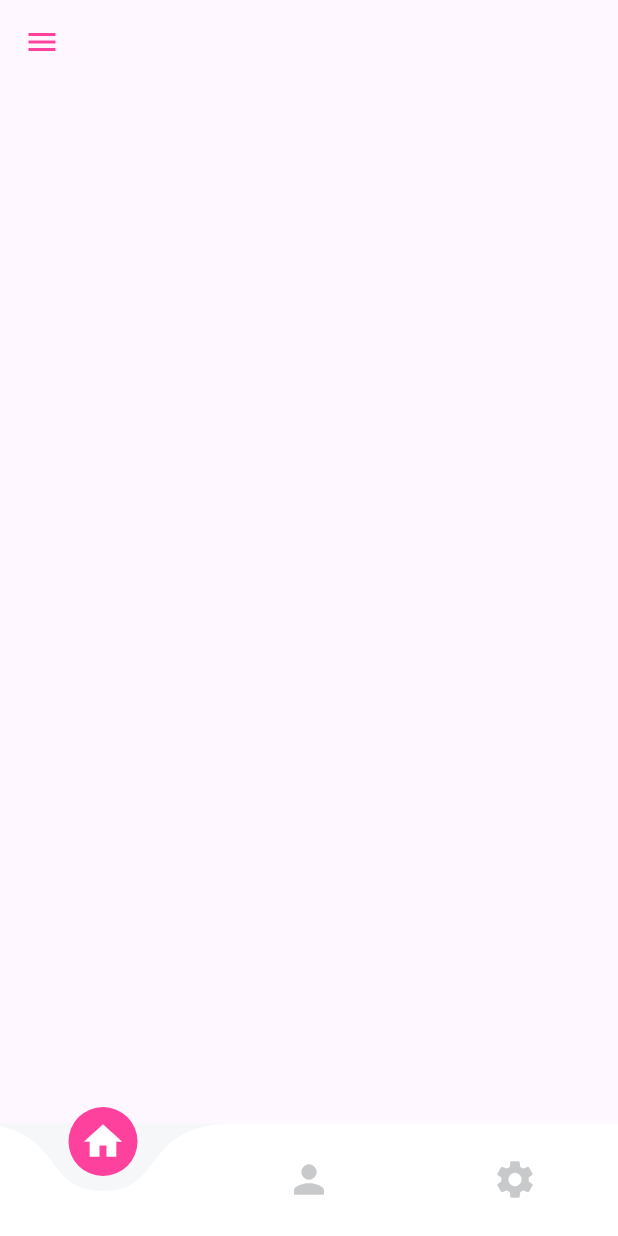
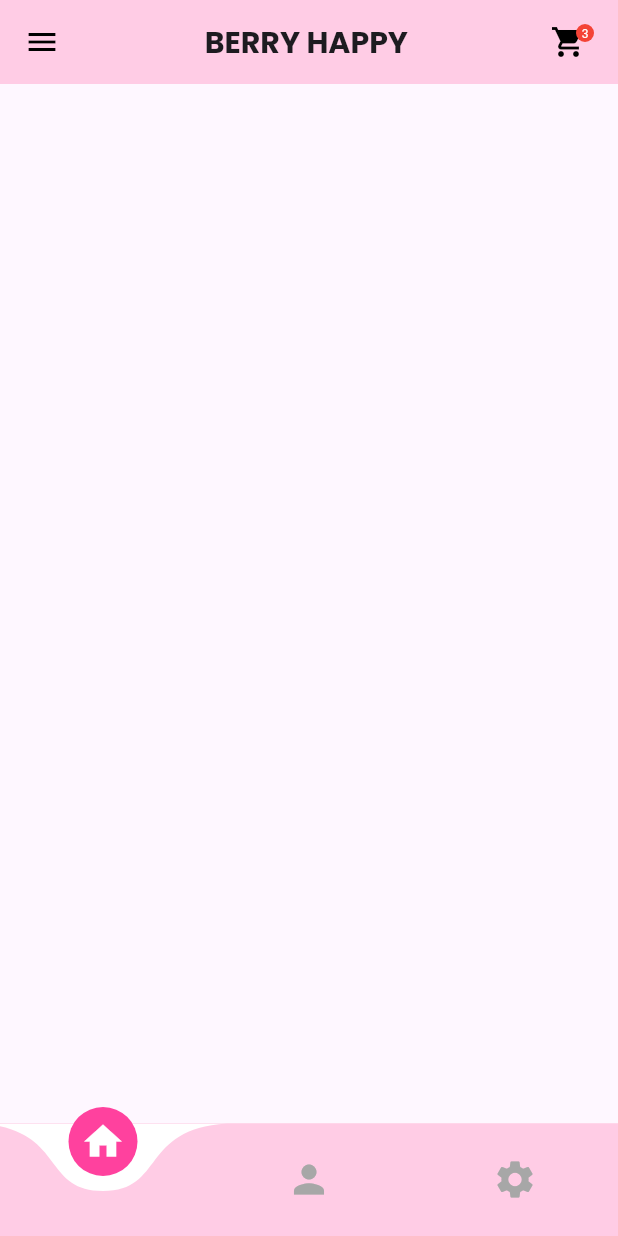
Before and after one commit to diannsryh/berry-happy, a Flutter app: the MyHomePage screen opened by its route, on a phone screen of 412 x 824 dp. Run offline on Flutter 3.47's test engine with Material 3 defaults, Android fonts, the phone set to English and light mode, and no system bars; drawn by our look-alikes of curved_navigation_bar; our stand-ins replace google_fonts.

Commit message:
new icon & navigation

```diff
--- a/lib/main.dart
+++ b/lib/main.dart
@@ -9,6 +9,7 @@
 import 'package:berry_happy/utils/constants.dart';
 import 'package:flutter/material.dart';
 import 'package:curved_navigation_bar/curved_navigation_bar.dart';
+import 'package:google_fonts/google_fonts.dart';
 
 void main() {
   runApp(const MyApp());
@@ -67,18 +68,67 @@
   @override
   Widget build(BuildContext context) {
     return Scaffold(
+        backgroundColor: Color.fromARGB(255, 250, 143, 195),
         extendBodyBehindAppBar: true,
         appBar: AppBar(
-          title: null,
-          backgroundColor: Colors.transparent,
-          elevation: 0.0,
-          iconTheme: const IconThemeData(
-              color: Color.fromARGB(255, 255, 65, 158)), // recolor the icon
-        ),
+            backgroundColor: Color.fromARGB(255, 255, 204, 229),
+            elevation: 0.0,
+            iconTheme: const IconThemeData(color: Colors.black),
+            title: Padding(
+              padding: const EdgeInsets.only(left: 3),
+              child: Row(
+                mainAxisAlignment: MainAxisAlignment.end,
+                children: [
+                  // const SizedBox(width: 20),
+
+                  Text('BERRY HAPPY',
+                      style: GoogleFonts.poppins(
+                        fontSize: 20,
+                        fontWeight: FontWeight.bold,
+                      )),
+                  const SizedBox(width: 95),
+                  GestureDetector(
+                    onTap: () {
+                      Navigator.pushNamed(context, '/cart');
+                    },
+                    child: Stack(children: [
+                      const Padding(
+                        padding: EdgeInsets.only(right: 5),
+                        child: Icon(Icons.shopping_cart, color: Colors.black),
+                      ),
+                      Positioned(
+                        right: 0,
+                        top: 0,
+                        child: Container(
+                          padding: EdgeInsets.all(1),
+                          decoration: BoxDecoration(
+                            color: Colors.red,
+                            borderRadius: BorderRadius.circular(6),
+                          ),
+                          constraints: const BoxConstraints(
+                            minWidth: 12,
+                            minHeight: 12,
+                          ),
+                          child: const Text(
+                            '3',
+                            style: TextStyle(
+                              color: Colors.white,
+                              fontSize: 8,
+                            ),
+                            textAlign: TextAlign.center,
+                          ),
+                        ),
+                      ),
+                    ]),
+                  ),
+                ],
+              ),
+            )),
         body: screens[activeIndex], //body will display the current active index
         bottomNavigationBar: CurvedNavigationBar(
             backgroundColor: Constants.scaffoldBackgroundColor,
             buttonBackgroundColor: Constants.primaryColor,
+            color: Color.fromARGB(255, 255, 204, 229),
             items: [
               Icon(
                 Icons.home,
--- a/lib/utils/constants.dart
+++ b/lib/utils/constants.dart
@@ -3,8 +3,8 @@ import 'package:intl/intl.dart';
 
 class Constants {
   static const Color primaryColor = Color.fromARGB(255, 255, 65, 158);
-  static const Color scaffoldBackgroundColor = Color.fromRGBO(245, 247, 249, 1);
-  static const Color activeMenu = Color(0xFFC8C9CB);
+  static const Color scaffoldBackgroundColor = Color.fromRGBO(255, 255, 255, 1);
+  static const Color activeMenu = Color.fromARGB(255, 167, 167, 167);
 }
 
 const secondaryColor = Color(0xFF5593f8);
```
